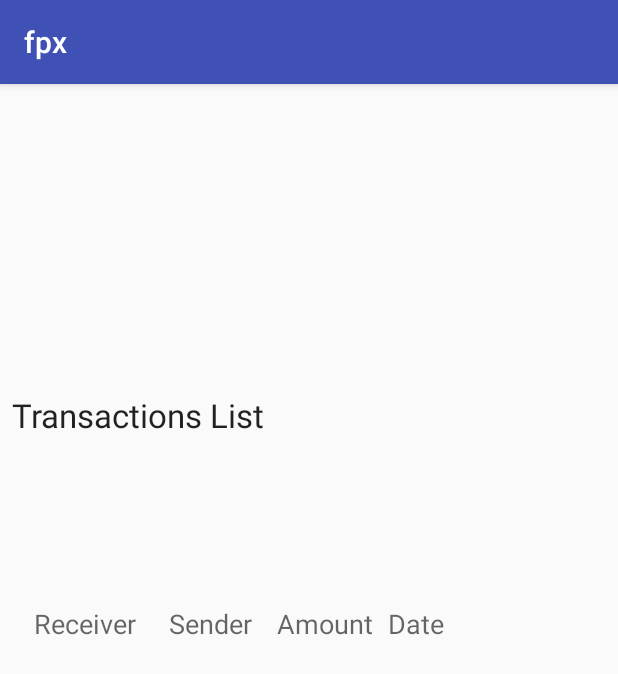
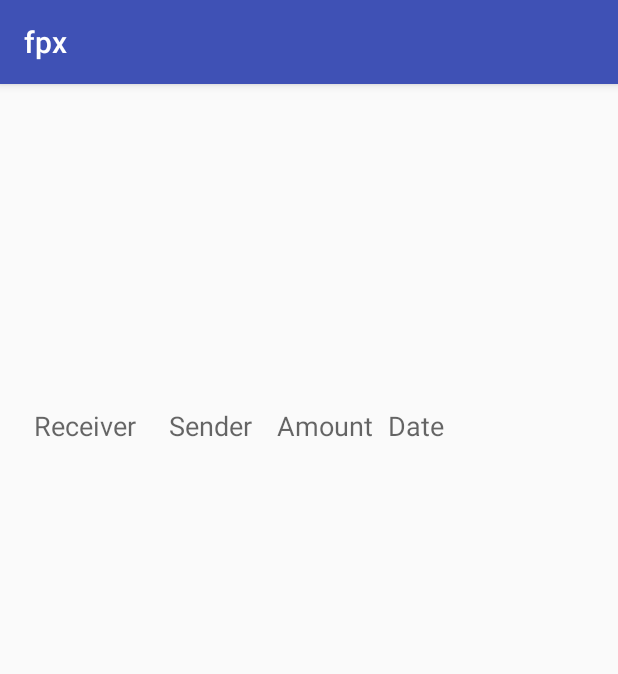
Before and after one commit to williamyeny/food-point-exchange, an Android app: the ProfileActivity screen opened directly, with no data from a screen before it, on a phone screen of 412 x 824 dp. Shown: the top 674 px of the screen. Run offline under Robolectric (Android 15) with nearby library versions, the phone set to English and light mode, and no system bars; 3 statements that could not run were skipped.

Commit message:
minor changes to profile activity

```diff
--- a/app/src/main/java/edu/duke/compsci290/fpx/MainActivity.java
+++ b/app/src/main/java/edu/duke/compsci290/fpx/MainActivity.java
@@ -39,17 +39,14 @@ public class MainActivity extends AppCompatActivity {
         Transaction t1 = new Transaction("sl362", "pmk13", 32);
         Transaction t2 = new Transaction("sl362", "pmk13", 36);
         final Transaction[] transactions= new Transaction[]{t1,t2};
-
+        testButton.setText(p.getName());
         testButton.setOnClickListener(new View.OnClickListener() {
             @Override
             public void onClick(View v) {
                Intent intent =  new Intent(MainActivity.this, ProfileActivity.class);
                 intent.putExtra("name_key", p.getName() );
                 intent.putExtra("netid_key", p.getID());
-
                 intent.putExtra("tx_key", transactions);
-
-
 
                 startActivity(intent);
             }
--- a/app/src/main/java/edu/duke/compsci290/fpx/ProfileActivity.java
+++ b/app/src/main/java/edu/duke/compsci290/fpx/ProfileActivity.java
@@ -8,7 +8,6 @@ import android.support.v7.widget.RecyclerView;
 import android.view.View;
 import android.widget.TextView;
 
-import org.w3c.dom.Text;
 
 public class ProfileActivity extends AppCompatActivity {
 
@@ -16,7 +15,8 @@ public class ProfileActivity extends AppCompatActivity {
     protected void onCreate(Bundle savedInstanceState) {
         super.onCreate(savedInstanceState);
         setContentView(R.layout.activity_profile);
-
+        /* NOTE: need to add picture, major, phone number, is giving
+         */
         Intent receivedIntent = this.getIntent();
 
         String name = receivedIntent.getStringExtra("name_key"); //get from database
@@ -24,11 +24,10 @@ public class ProfileActivity extends AppCompatActivity {
 
         TextView nameTV = (TextView)findViewById(R.id.name);
         TextView netidTV = (TextView)findViewById(R.id.netID);
-        TextView txHeaderTV = (TextView)findViewById(R.id.tx_header);
+
 
         nameTV.setText(name);
         netidTV.setText(netID);
-        txHeaderTV.setText("Transactions List");
 
 
         Transaction[] transactions = (Transaction[]) receivedIntent.getSerializableExtra("tx_key");//NOTE: load transactions from database here
--- a/app/src/main/res/layout/activity_profile.xml
+++ b/app/src/main/res/layout/activity_profile.xml
@@ -34,31 +34,18 @@
         app:layout_constraintStart_toStartOf="parent"
         app:layout_constraintTop_toBottomOf="@+id/name" />
 
-    <TextView
-        android:id="@+id/tx_header"
-        android:layout_width="0dp"
-        android:layout_height="49dp"
-        android:layout_marginEnd="8dp"
-        android:layout_marginStart="8dp"
-        android:textAppearance="@style/TextAppearance.AppCompat.Large"
-        app:layout_constraintBottom_toTopOf="@+id/profile_activity_linear_layout"
-        app:layout_constraintEnd_toEndOf="parent"
-        app:layout_constraintStart_toStartOf="parent"
-        app:layout_constraintTop_toBottomOf="@+id/netID" />
-
     <LinearLayout
         android:id="@+id/profile_activity_linear_layout"
         android:layout_width="367dp"
-        android:layout_height="53dp"
+        android:layout_height="76dp"
         android:layout_margin="10dp"
         android:layout_marginEnd="7dp"
-        android:layout_marginStart="10dp"
-        android:layout_marginTop="8dp"
+        android:layout_marginStart="8dp"
         android:orientation="horizontal"
         app:layout_constraintBottom_toTopOf="@+id/activity_profile_recycler_view"
         app:layout_constraintEnd_toEndOf="parent"
         app:layout_constraintStart_toStartOf="parent"
-        app:layout_constraintTop_toBottomOf="@+id/tx_header">
+        app:layout_constraintTop_toBottomOf="@+id/netID">
 
         <TextView
             android:id="@+id/tx_header_receiver"
@@ -94,12 +81,13 @@
     <android.support.v7.widget.RecyclerView
         android:id="@+id/activity_profile_recycler_view"
         android:layout_width="368dp"
-        android:layout_height="186dp"
+        android:layout_height="296dp"
         android:layout_marginBottom="8dp"
         android:layout_marginEnd="8dp"
         android:layout_marginStart="8dp"
         app:layout_constraintBottom_toBottomOf="parent"
         app:layout_constraintEnd_toEndOf="parent"
+        app:layout_constraintHorizontal_bias="0.0"
         app:layout_constraintStart_toStartOf="parent"
         app:layout_constraintTop_toBottomOf="@+id/profile_activity_linear_layout">
 
```
Also changed, not shown: 9 other files.
